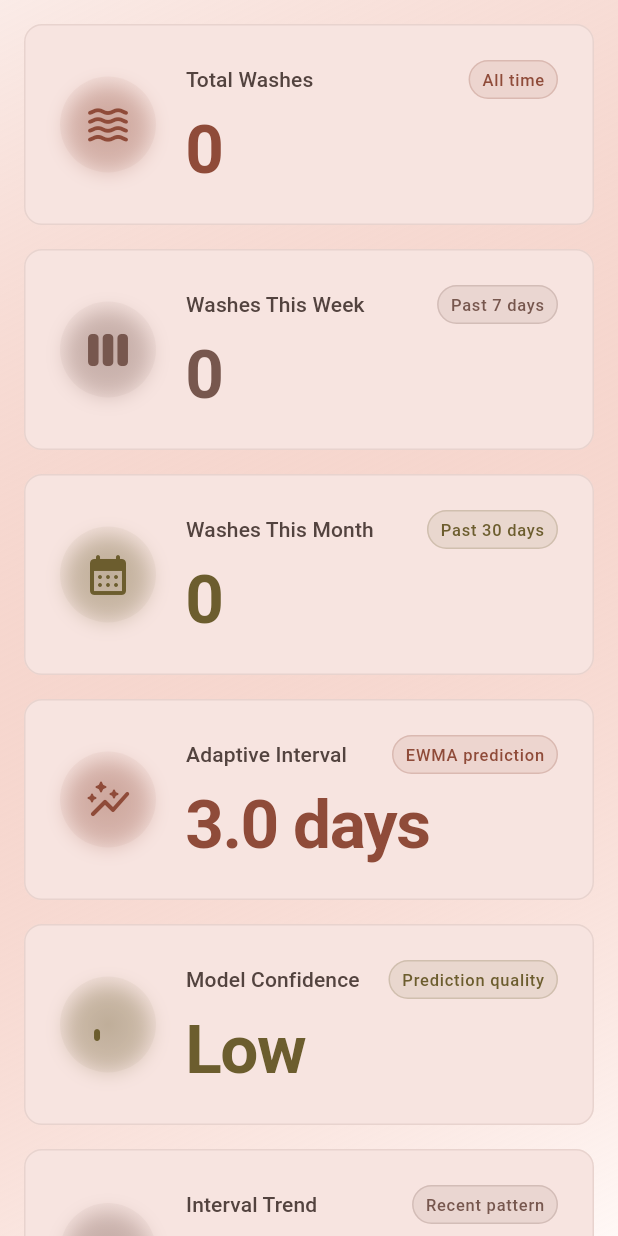
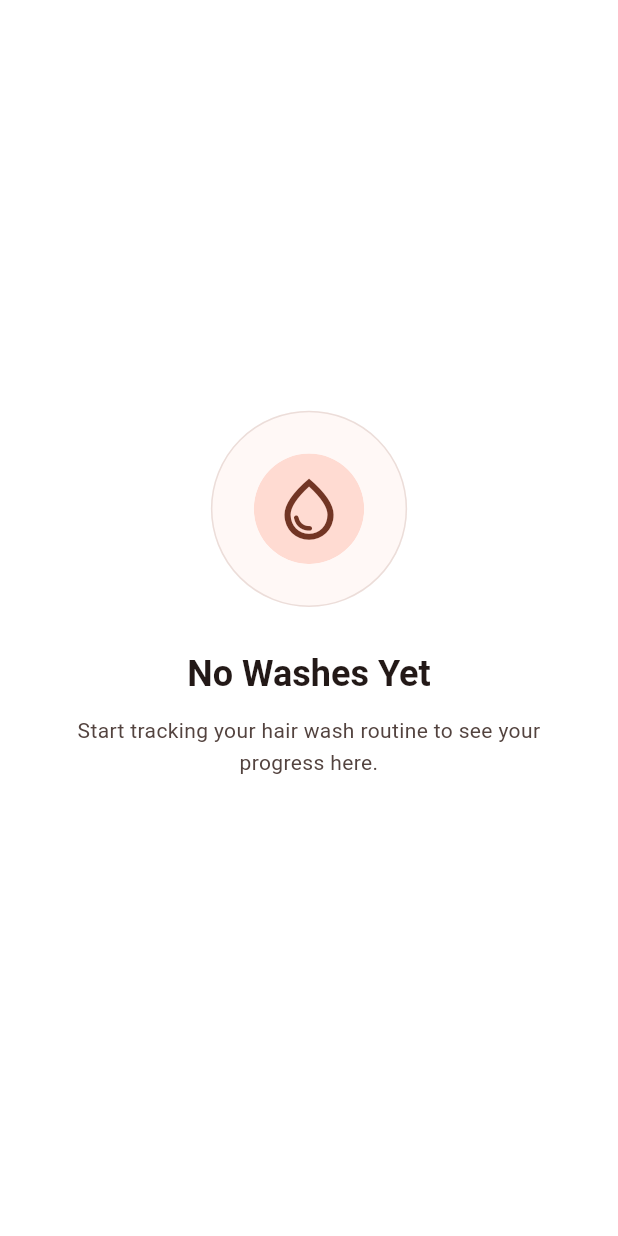
Before and after one commit to marodriguezd/HairWashTracker, a Flutter app: the StatsPage screen opened directly, on a phone screen of 412 x 824 dp. Run offline on Flutter 3.47's test engine with Material 3 defaults, Android fonts, the phone set to English and light mode, and no system bars; drawn by our look-alikes of dynamic_color, flutter_animate; our stand-ins replace file_picker, share_plus, shared_preferences, table_calendar; accounts and stored records are empty; statements that could not run were skipped.

Commit message:
feat: M3 UX integration with full test suite coverage
- Add 3 primary navigation destinations (Calendar, Stats, Settings)
- Add DataManagementSheet for CSV import/export and data wipe
- Modernize StatsPage with Next Wash Hero card and structured cadence
- Purify Material 3 components by eliminating legacy manual BoxShadows
- Add comprehensive test suites for services, themes/tokens, and UI widgets

```diff
--- a/HairWashTracker/lib/ui/pages/stats_page.dart
+++ b/HairWashTracker/lib/ui/pages/stats_page.dart
@@ -5,6 +5,7 @@ import 'package:intl/intl.dart';
 import '../../providers/app_controller.dart';
 import '../../models/prediction_result.dart';
 import '../../utils/app_theme.dart';
+import '../widgets/empty_state.dart';
 import '../widgets/neumorphic_container.dart';
 
 class StatsPage extends StatelessWidget {
@@ -14,33 +15,29 @@ class StatsPage extends StatelessWidget {
   @override
   Widget build(BuildContext context) {
     final colorScheme = Theme.of(context).colorScheme;
+    final textTheme = Theme.of(context).textTheme;
     final controller = context.watch<AppController>();
 
-    Widget content = Stack(
-        children: [
-          Container(
-            decoration: BoxDecoration(
-              gradient: LinearGradient(
-                begin: Alignment.topLeft,
-                end: Alignment.bottomRight,
-                colors: [
-                  AppTheme.getSeedColor(controller.themePreset).withValues(alpha: 0.15),
-                  Theme.of(context).colorScheme.surface,
-                ],
-              ),
-            ),
-          ),
-          SafeArea(
+    Widget content = SafeArea(
       child: Consumer<AppController>(
         builder: (context, controller, child) {
+          if (controller.totalWashes == 0) {
+            return Center(
+              child: SingleChildScrollView(
+                padding: const EdgeInsets.all(AppTheme.spacingScreen),
+                child: EmptyState.noWashes(),
+              ),
+            );
+          }
+
           final nextWash = controller.nextRecommendedWashDate;
           final nextWashStr = nextWash != null
-                    ? DateFormat('yyyy-MM-dd').format(nextWash)
-                    : 'N/A';
+              ? DateFormat('EEE, MMM d').format(nextWash)
+              : 'Keep logging washes';
           final confidenceStr = switch (controller.predictionConfidence) {
-                  PredictionConfidence.low => 'Low',
-                  PredictionConfidence.medium => 'Medium',
-                  PredictionConfidence.high => 'High',
+            PredictionConfidence.low => 'Low confidence',
+            PredictionConfidence.medium => 'Medium confidence',
+            PredictionConfidence.high => 'High confidence',
           };
           final confidenceIcon = switch (controller.predictionConfidence) {
             PredictionConfidence.low => Icons.signal_cellular_alt_1_bar_rounded,
@@ -48,90 +45,179 @@ class StatsPage extends StatelessWidget {
             PredictionConfidence.high => Icons.signal_cellular_alt_rounded,
           };
           final trendStr = controller.trendSlope > 0.2
-                    ? '↑ Increasing'
+              ? 'Increasing'
               : controller.trendSlope < -0.2
-                        ? '↓ Decreasing'
-                        : '→ Stable';
+                  ? 'Decreasing'
+                  : 'Stable';
+          final trendIcon = controller.trendSlope > 0.2
+              ? Icons.trending_up_rounded
+              : controller.trendSlope < -0.2
+                  ? Icons.trending_down_rounded
+                  : Icons.trending_flat_rounded;
 
           return ListView(
-                  padding: const EdgeInsets.all(16.0),
+            padding: const EdgeInsets.all(AppTheme.spacingScreen),
             children: [
-                    _buildNeumorphicStatCard(
-                      context,
-                      'Total Washes',
-                      controller.totalWashes.toString(),
-                      Icons.waves_rounded,
-                      colorScheme.primary,
-                      'All time',
-                      delay: 0,
+              // Hero card: Next Recommended Wash
+              Card(
+                color: colorScheme.primaryContainer,
+                shape: RoundedRectangleBorder(
+                  borderRadius: BorderRadius.circular(AppTheme.radiusCard + 4),
+                ),
+                child: Padding(
+                  padding: const EdgeInsets.all(24.0),
+                  child: Column(
+                    crossAxisAlignment: CrossAxisAlignment.start,
+                    children: [
+                      Row(
+                        mainAxisAlignment: MainAxisAlignment.spaceBetween,
+                        children: [
+                          Text(
+                            'Next Recommended Wash',
+                            style: textTheme.labelLarge?.copyWith(
+                              color: colorScheme.onPrimaryContainer.withValues(alpha: 0.8),
+                              fontWeight: FontWeight.w500,
+                            ),
+                          ),
+                          Container(
+                            padding: const EdgeInsets.symmetric(horizontal: 10, vertical: 4),
+                            decoration: BoxDecoration(
+                              color: colorScheme.primary.withValues(alpha: 0.15),
+                              borderRadius: BorderRadius.circular(AppTheme.radiusButton),
+                            ),
+                            child: Row(
+                              mainAxisSize: MainAxisSize.min,
+                              children: [
+                                Icon(confidenceIcon, size: 16, color: colorScheme.onPrimaryContainer),
+                                const SizedBox(width: 4),
+                                Text(
+                                  confidenceStr,
+                                  style: textTheme.labelSmall?.copyWith(
+                                    color: colorScheme.onPrimaryContainer,
+                                    fontWeight: FontWeight.w600,
+                                  ),
+                                ),
+                              ],
+                            ),
+                          ),
+                        ],
                       ),
                       const SizedBox(height: 16),
-                    _buildNeumorphicStatCard(
+                      Text(
+                        nextWashStr,
+                        style: textTheme.headlineMedium?.copyWith(
+                          color: colorScheme.onPrimaryContainer,
+                          fontWeight: FontWeight.w700,
+                        ),
+                      ),
+                      const SizedBox(height: 8),
+                      Text(
+                        'Calculated from your EWMA routine model and recent washing cadence',
+                        style: textTheme.bodySmall?.copyWith(
+                          color: colorScheme.onPrimaryContainer.withValues(alpha: 0.8),
+                        ),
+                      ),
+                    ],
+                  ),
+                ),
+              ).animate().fadeIn(duration: 300.ms).slideY(begin: 0.05, end: 0),
+
+              const SizedBox(height: 24),
+              Text(
+                'Routine cadence',
+                style: textTheme.labelSmall?.copyWith(
+                  color: colorScheme.primary,
+                  fontWeight: FontWeight.w500,
+                  letterSpacing: 0.75,
+                ),
+              ),
+              const SizedBox(height: 8),
+              Row(
+                children: [
+                  Expanded(
+                    child: _buildMetricTile(
                       context,
-                      'Washes This Week',
-                      controller.currentWeekWashes.toString(),
-                      Icons.view_week_rounded,
-                      colorScheme.secondary,
-                      'Past 7 days',
-                      delay: 100,
+                      title: 'Interval',
+                      value: '${controller.adaptiveInterval.toStringAsFixed(1)} d',
+                      subtitle: 'EWMA cadence',
+                      icon: Icons.timelapse_rounded,
+                      color: colorScheme.primary,
                     ),
-                    const SizedBox(height: 16),
-                    _buildNeumorphicStatCard(
+                  ),
+                  const SizedBox(width: 12),
+                  Expanded(
+                    child: _buildMetricTile(
                       context,
-                      'Washes This Month',
-                      controller.currentMonthWashes.toString(),
-                      Icons.calendar_month_rounded,
-                      colorScheme.tertiary,
-                      'Past 30 days',
-                      delay: 200,
+                      title: 'Trend',
+                      value: trendStr,
+                      subtitle: 'Recent pace',
+                      icon: trendIcon,
+                      color: colorScheme.secondary,
                     ),
-                    const SizedBox(height: 16),
-                    _buildNeumorphicStatCard(
+                  ),
+                ],
+              ).animate(delay: 100.ms).fadeIn(duration: 300.ms),
+
+              const SizedBox(height: 24),
+              Text(
+                'Volume overview',
+                style: textTheme.labelSmall?.copyWith(
+                  color: colorScheme.primary,
+                  fontWeight: FontWeight.w500,
+                  letterSpacing: 0.75,
+                ),
+              ),
+              const SizedBox(height: 8),
+              Card(
+                color: colorScheme.surfaceContainerHigh,
+                shape: RoundedRectangleBorder(
+                  borderRadius: BorderRadius.circular(AppTheme.radiusCard),
+                ),
+                child: Padding(
+                  padding: const EdgeInsets.symmetric(vertical: 16, horizontal: 8),
+                  child: Row(
+                    children: [
+                      Expanded(
+                        child: _buildVolumeColumn(
                           context,
-                      'Adaptive Interval',
-                      '${controller.adaptiveInterval.toStringAsFixed(1)} days',
-                      Icons.auto_graph_rounded,
-                      colorScheme.primary,
-                      'EWMA prediction',
-                      delay: 300,
+                          count: controller.totalWashes,
+                          label: 'All time',
                         ),
-                    const SizedBox(height: 16),
-                    _buildNeumorphicStatCard(
+                      ),
+                      Container(
+                        height: 40,
+                        width: 1,
+                        color: colorScheme.outlineVariant.withValues(alpha: 0.5),
+                      ),
+                      Expanded(
+                        child: _buildVolumeColumn(
                           context,
-                      'Model Confidence',
-                      confidenceStr,
-                      confidenceIcon,
-                      colorScheme.tertiary,
-                      'Prediction quality',
-                      delay: 350,
+                          count: controller.currentWeekWashes,
+                          label: 'This week',
                         ),
-                    const SizedBox(height: 16),
-                    _buildNeumorphicStatCard(
+                      ),
+                      Container(
+                        height: 40,
+                        width: 1,
+                        color: colorScheme.outlineVariant.withValues(alpha: 0.5),
+                      ),
+                      Expanded(
+                        child: _buildVolumeColumn(
                           context,
-                      'Interval Trend',
-                      trendStr,
-                      Icons.trending_up_rounded,
-                      colorScheme.secondary,
-                      'Recent pattern',
-                      delay: 400,
+                          count: controller.currentMonthWashes,
+                          label: 'This month',
                         ),
-                    const SizedBox(height: 16),
-                    _buildNeumorphicStatCard(
-                      context,
-                      'Next Wash Recommended',
-                      nextWashStr,
-                      Icons.calendar_today_rounded,
-                      colorScheme.primary,
-                      'Suggested date',
-                      delay: 450,
                       ),
+                    ],
+                  ),
+                ),
+              ).animate(delay: 200.ms).fadeIn(duration: 300.ms),
             ],
           );
         },
       ),
-          ),
-        ],
     );
+
     if (embed) return content;
     return Scaffold(
       appBar: AppBar(title: const Text('Statistics')),
@@ -139,6 +225,90 @@ class StatsPage extends StatelessWidget {
     );
   }
 
+  Widget _buildMetricTile(
+    BuildContext context, {
+    required String title,
+    required String value,
+    required String subtitle,
+    required IconData icon,
+    required Color color,
+  }) {
+    final colorScheme = Theme.of(context).colorScheme;
+    final textTheme = Theme.of(context).textTheme;
+
+    return Card(
+      color: colorScheme.surfaceContainerHigh,
+      shape: RoundedRectangleBorder(
+        borderRadius: BorderRadius.circular(AppTheme.radiusCard),
+      ),
+      child: Padding(
+        padding: const EdgeInsets.all(16),
+        child: Column(
+          crossAxisAlignment: CrossAxisAlignment.start,
+          children: [
+            Row(
+              mainAxisAlignment: MainAxisAlignment.spaceBetween,
+              children: [
+                Text(
+                  title,
+                  style: textTheme.labelMedium?.copyWith(
+                    color: colorScheme.onSurfaceVariant,
+                    fontWeight: FontWeight.w500,
+                  ),
+                ),
+                Icon(icon, color: color, size: 20),
+              ],
+            ),
+            const SizedBox(height: 12),
+            Text(
+              value,
+              style: textTheme.headlineSmall?.copyWith(
+                fontWeight: FontWeight.w700,
+                color: colorScheme.onSurface,
+              ),
+            ),
+            const SizedBox(height: 4),
+            Text(
+              subtitle,
+              style: textTheme.bodySmall?.copyWith(
+                color: colorScheme.onSurfaceVariant,
+              ),
+            ),
+          ],
+        ),
+      ),
+    );
+  }
+
+  Widget _buildVolumeColumn(
+    BuildContext context, {
+    required int count,
+    required String label,
+  }) {
+    final textTheme = Theme.of(context).textTheme;
+    final colorScheme = Theme.of(context).colorScheme;
+
+    return Column(
+      children: [
+        Text(
+          '$count',
+          style: textTheme.headlineSmall?.copyWith(
+            fontWeight: FontWeight.w700,
+            color: colorScheme.primary,
+          ),
+        ),
+        const SizedBox(height: 4),
+        Text(
+          label,
+          style: textTheme.labelSmall?.copyWith(
+            color: colorScheme.onSurfaceVariant,
+          ),
+        ),
+      ],
+    );
+  }
+
+  /// Legacy shim maintained for compatibility with existing tests
   Widget _buildNeumorphicStatCard(
     BuildContext context,
     String title,
@@ -148,98 +318,13 @@ class StatsPage extends StatelessWidget {
     String subtitle, {
     required int delay,
   }) {
-    final colorScheme = Theme.of(context).colorScheme;
-    final textTheme = Theme.of(context).textTheme;
-    final isDark = Theme.of(context).brightness == Brightness.dark;
-
-    return NeumorphicContainer(
-      clipContent: false,
-      padding: const EdgeInsets.all(24),
-      depth: 4,
-      child: Row(
-        children: [
-          // Flat design icon with radial gradient and single subtle shadow
-          Container(
-            padding: const EdgeInsets.all(16),
-            decoration: BoxDecoration(
-              color: isDark
-                  ? colorScheme.surfaceContainerHighest
-                  : colorScheme.surface,
-              borderRadius: BorderRadius.circular(AppTheme.radiusButton),
-              gradient: RadialGradient(
-                colors: [
-                  color.withValues(alpha: 0.2),
-                  color.withValues(alpha: 0.05),
-                ],
-              ),
-              boxShadow: [
-                BoxShadow(
-                  color: color.withValues(alpha: 0.25),
-                  blurRadius: 10,
-                  spreadRadius: -3,
-                  offset: const Offset(0, 3),
-                ),
-              ],
-            ),
-            child: Icon(icon, color: color, size: 32),
-          ),
-          const SizedBox(width: 20),
-          Expanded(
-            child: Column(
-              crossAxisAlignment: CrossAxisAlignment.start,
-              children: [
-                Row(
-                  children: [
-                    Expanded(
-                      child: Text(
-                        title,
-                        style: textTheme.labelLarge?.copyWith(
-                          color: colorScheme.onSurfaceVariant,
-                          fontWeight: FontWeight.w500,
-                        ),
-                      ),
-                    ),
-                    Container(
-                      padding: const EdgeInsets.symmetric(
-                        horizontal: 8,
-                        vertical: 4,
-                      ),
-                      decoration: BoxDecoration(
-                        color: color.withValues(alpha: 0.1),
-                        borderRadius:
-                            BorderRadius.circular(AppTheme.radiusButton),
-                        border: Border.all(
-                          color: color.withValues(alpha: 0.2),
-                          width: 1,
-                        ),
-                      ),
-                      child: Text(
-                        subtitle,
-                        style: textTheme.labelSmall?.copyWith(
+    return _buildMetricTile(
+      context,
+      title: title,
+      value: value,
+      subtitle: subtitle,
+      icon: icon,
       color: color,
-                          fontWeight: FontWeight.w500,
-                        ),
-                      ),
-                    ),
-                  ],
-                ),
-                const SizedBox(height: 8),
-                Text(
-                  value,
-                  style: textTheme.displayMedium?.copyWith(
-                    color: color,
-                    fontWeight: FontWeight.w700,
-                    letterSpacing: -1,
-                  ),
-                ),
-              ],
-            ),
-          ),
-        ],
-      ),
-    )
-        .animate(delay: Duration(milliseconds: delay.clamp(0, 400)))
-        .fadeIn(duration: 300.ms)
-        .slideX(begin: 0.1, end: 0, duration: 300.ms, curve: Curves.easeOut);
+    );
   }
 }
--- a/HairWashTracker/lib/ui/widgets/empty_state.dart
+++ b/HairWashTracker/lib/ui/widgets/empty_state.dart
@@ -226,19 +226,15 @@ class _SoftIllustrationState extends State<_SoftIllustration>
                   ? colorScheme.surfaceContainerHighest
                   : colorScheme.surface,
               child: Container(
+                padding: const EdgeInsets.all(12),
                 decoration: BoxDecoration(
-                  gradient: RadialGradient(
-                    colors: [
-                      widget.color.withValues(alpha: 0.25),
-                      widget.color.withValues(alpha: 0.08),
-                    ],
-                  ),
+                  color: colorScheme.primaryContainer,
                   shape: BoxShape.circle,
                 ),
                 child: Icon(
                   widget.icon,
                   size: 48,
-                  color: widget.color.withValues(alpha: 0.9),
+                  color: colorScheme.onPrimaryContainer,
                 ),
               ),
             ).animate().fadeIn(duration: 400.ms).scale(
```
Also changed, not shown: HairWashTracker/lib/ui/pages/home_page.dart (+40 -11 lines), HairWashTracker/lib/ui/pages/settings_page.dart (+13 -10 lines), HairWashTracker/lib/ui/widgets/calendar_widget.dart (+1 -13 lines), HairWashTracker/lib/ui/widgets/data_management_sheet.dart (added, +148 -0 lines), HairWashTracker/lib/ui/widgets/monthly_washes_widget.dart (+2 -25 lines), 3 other files. Lines whose indentation alone changed are shown as unchanged.
